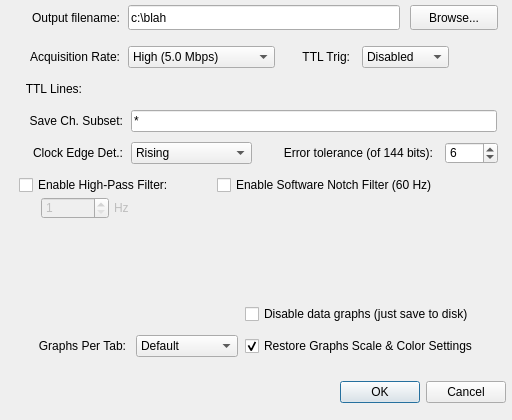
Old version of the form Bug_ConfigDialog.ui in the repository acorver/SpikeGL.
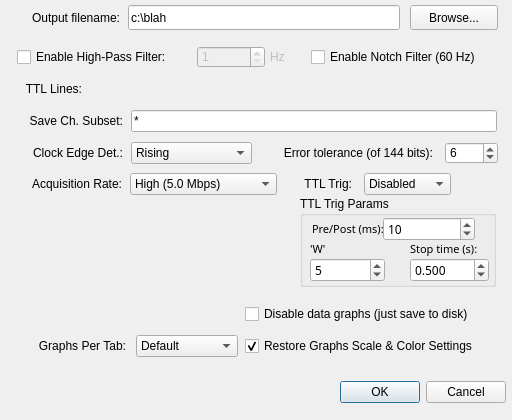
New version of the form. Icons and pictures are not drawn.

Commit message: added ttl trig params to bug3 configure dialog

The edit to the form file:
```diff
--- a/Bug_ConfigDialog.ui
+++ b/Bug_ConfigDialog.ui
@@ -87,8 +87,8 @@
   <widget class="QLabel" name="acqRateLabel">
    <property name="geometry">
     <rect>
-     <x>3</x>
-     <y>46</y>
+     <x>5</x>
+     <y>173</y>
      <width>117</width>
      <height>22</height>
     </rect>
@@ -106,8 +106,8 @@
   <widget class="QComboBox" name="acqRateCB">
    <property name="geometry">
     <rect>
-     <x>128</x>
-     <y>46</y>
+     <x>130</x>
+     <y>173</y>
      <width>147</width>
      <height>22</height>
     </rect>
@@ -153,8 +153,8 @@
   <widget class="QLabel" name="ttlTrigLbl">
    <property name="geometry">
     <rect>
-     <x>280</x>
-     <y>46</y>
+     <x>282</x>
+     <y>173</y>
      <width>70</width>
      <height>22</height>
     </rect>
@@ -172,8 +172,8 @@
   <widget class="QComboBox" name="ttlTrigCB">
    <property name="geometry">
     <rect>
-     <x>362</x>
-     <y>46</y>
+     <x>364</x>
+     <y>173</y>
      <width>87</width>
      <height>22</height>
     </rect>
@@ -465,21 +465,21 @@
   <widget class="QCheckBox" name="notchFilterChk">
    <property name="geometry">
     <rect>
-     <x>217</x>
-     <y>174</y>
-     <width>286</width>
+     <x>311</x>
+     <y>46</y>
+     <width>190</width>
      <height>22</height>
     </rect>
    </property>
    <property name="text">
-    <string>Enable Software Notch Filter (60 Hz) </string>
+    <string>Enable Notch Filter (60 Hz) </string>
    </property>
   </widget>
   <widget class="QCheckBox" name="hpfChk">
    <property name="geometry">
     <rect>
-     <x>19</x>
-     <y>174</y>
+     <x>17</x>
+     <y>46</y>
      <width>171</width>
      <height>22</height>
     </rect>
@@ -497,8 +497,8 @@
    </property>
    <property name="geometry">
     <rect>
-     <x>41</x>
-     <y>197</y>
+     <x>197</x>
+     <y>46</y>
      <width>68</width>
      <height>22</height>
     </rect>
@@ -522,8 +522,8 @@
    </property>
    <property name="geometry">
     <rect>
-     <x>114</x>
-     <y>197</y>
+     <x>270</x>
+     <y>46</y>
      <width>32</width>
      <height>22</height>
     </rect>
@@ -616,6 +616,196 @@
     <layout class="QHBoxLayout" name="ttlLayout"/>
    </widget>
   </widget>
+  <widget class="QGroupBox" name="trigParams">
+   <property name="geometry">
+    <rect>
+     <x>300</x>
+     <y>196</y>
+     <width>196</width>
+     <height>91</height>
+    </rect>
+   </property>
+   <property name="title">
+    <string>TTL Trig Params</string>
+   </property>
+   <widget class="QSpinBox" name="trigPre">
+    <property name="geometry">
+     <rect>
+      <x>83</x>
+      <y>21</y>
+      <width>92</width>
+      <height>24</height>
+     </rect>
+    </property>
+    <property name="sizePolicy">
+     <sizepolicy hsizetype="MinimumExpanding" vsizetype="Fixed">
+      <horstretch>0</horstretch>
+      <verstretch>0</verstretch>
+     </sizepolicy>
+    </property>
+    <property name="font">
+     <font>
+      <family>MS Reference Sans Serif</family>
+      <pointsize>9</pointsize>
+     </font>
+    </property>
+    <property name="toolTip">
+     <string>&lt;html&gt;&lt;head/&gt;&lt;body&gt;&lt;p&gt;The amount of time in milliseconds to preamble and postamble the recording. The preamble applies to the first trigger pulse. The postamble applies to each individual recording file generated. This parameter ensures data files have a regular amount of leading whitespace before the trigger signal.&lt;/p&gt;&lt;/body&gt;&lt;/html&gt;</string>
+    </property>
+    <property name="maximum">
+     <number>9999</number>
+    </property>
+    <property name="value">
+     <number>10</number>
+    </property>
+   </widget>
+   <widget class="QDoubleSpinBox" name="trigStopTimeSB">
+    <property name="geometry">
+     <rect>
+      <x>110</x>
+      <y>62</y>
+      <width>79</width>
+      <height>24</height>
+     </rect>
+    </property>
+    <property name="font">
+     <font>
+      <family>MS Reference Sans Serif</family>
+      <pointsize>9</pointsize>
+     </font>
+    </property>
+    <property name="toolTip">
+     <string>&lt;html&gt;&lt;head/&gt;&lt;body&gt;&lt;p&gt;The time in seconds that the trigger signal needs to be off before the 'stop' condition is satisfied (and the acquisition is stopped).&lt;/p&gt;&lt;/body&gt;&lt;/html&gt;</string>
+    </property>
+    <property name="decimals">
+     <number>3</number>
+    </property>
+    <property name="value">
+     <double>0.500000000000000</double>
+    </property>
+   </widget>
+   <widget class="QLabel" name="trigWLbl">
+    <property name="geometry">
+     <rect>
+      <x>10</x>
+      <y>43</y>
+      <width>76</width>
+      <height>20</height>
+     </rect>
+    </property>
+    <property name="sizePolicy">
+     <sizepolicy hsizetype="Preferred" vsizetype="Preferred">
+      <horstretch>0</horstretch>
+      <verstretch>0</verstretch>
+     </sizepolicy>
+    </property>
+    <property name="font">
+     <font>
+      <family>MS Reference Sans Serif</family>
+      <pointsize>8</pointsize>
+     </font>
+    </property>
+    <property name="toolTip">
+     <string>&lt;html&gt;&lt;head/&gt;&lt;body&gt;&lt;p&gt;The 'W' parameter used for threshold detection (in samples). This is the number of samples that the signal needs to be above/below threshold for a crossing to have occurred.&lt;/p&gt;&lt;/body&gt;&lt;/html&gt;</string>
+    </property>
+    <property name="whatsThis">
+     <string>The 'W' parameter used for threshold detection (in samples).  This is the number of samples that the signal needs to be above/below threshold for a crossing to have occurred.</string>
+    </property>
+    <property name="text">
+     <string>'W'</string>
+    </property>
+    <property name="alignment">
+     <set>Qt::AlignLeading|Qt::AlignLeft|Qt::AlignVCenter</set>
+    </property>
+   </widget>
+   <widget class="QSpinBox" name="trigWSB">
+    <property name="geometry">
+     <rect>
+      <x>10</x>
+      <y>62</y>
+      <width>75</width>
+      <height>24</height>
+     </rect>
+    </property>
+    <property name="sizePolicy">
+     <sizepolicy hsizetype="MinimumExpanding" vsizetype="Fixed">
+      <horstretch>0</horstretch>
+      <verstretch>0</verstretch>
+     </sizepolicy>
+    </property>
+    <property name="font">
+     <font>
+      <family>MS Reference Sans Serif</family>
+      <pointsize>9</pointsize>
+     </font>
+    </property>
+    <property name="toolTip">
+     <string>&lt;html&gt;&lt;head/&gt;&lt;body&gt;&lt;p&gt;The 'W' parameter used for threshold detection (in samples). This is the number of samples that the signal needs to be above/below threshold for a crossing to have occurred.&lt;/p&gt;&lt;/body&gt;&lt;/html&gt;</string>
+    </property>
+    <property name="whatsThis">
+     <string>The 'W' parameter used for threshold detection (in samples).  This is the number of samples that the signal needs to be above/below threshold for a crossing to have occurred.</string>
+    </property>
+    <property name="minimum">
+     <number>1</number>
+    </property>
+    <property name="maximum">
+     <number>999</number>
+    </property>
+    <property name="value">
+     <number>5</number>
+    </property>
+   </widget>
+   <widget class="QLabel" name="trigPrePostLbl">
+    <property name="geometry">
+     <rect>
+      <x>12</x>
+      <y>21</y>
+      <width>73</width>
+      <height>24</height>
+     </rect>
+    </property>
+    <property name="font">
+     <font>
+      <family>MS Reference Sans Serif</family>
+      <pointsize>8</pointsize>
+     </font>
+    </property>
+    <property name="toolTip">
+     <string>&lt;html&gt;&lt;head/&gt;&lt;body&gt;&lt;p&gt;The amount of time in milliseconds to preamble and postamble the recording. The preamble applies to the first trigger pulse. The postamble applies to each individual recording file generated. This parameter ensures data files have a regular amount of leading whitespace before the trigger signal.&lt;/p&gt;&lt;/body&gt;&lt;/html&gt;</string>
+    </property>
+    <property name="text">
+     <string>Pre/Post (ms):</string>
+    </property>
+    <property name="alignment">
+     <set>Qt::AlignLeading|Qt::AlignLeft|Qt::AlignVCenter</set>
+    </property>
+   </widget>
+   <widget class="QLabel" name="trigStopTimeLbl">
+    <property name="geometry">
+     <rect>
+      <x>110</x>
+      <y>43</y>
+      <width>80</width>
+      <height>20</height>
+     </rect>
+    </property>
+    <property name="font">
+     <font>
+      <family>MS Reference Sans Serif</family>
+      <pointsize>8</pointsize>
+     </font>
+    </property>
+    <property name="toolTip">
+     <string>&lt;html&gt;&lt;head/&gt;&lt;body&gt;&lt;p&gt;The time in seconds that the trigger signal needs to be off before the 'stop' condition is satisfied (and the acquisition is stopped).&lt;/p&gt;&lt;/body&gt;&lt;/html&gt;</string>
+    </property>
+    <property name="text">
+     <string>Stop time (s):</string>
+    </property>
+    <property name="alignment">
+     <set>Qt::AlignLeading|Qt::AlignLeft|Qt::AlignVCenter</set>
+    </property>
+   </widget>
+  </widget>
  </widget>
  <tabstops>
   <tabstop>outputFileLE</tabstop>
```
The commit also changes 1 other file.
